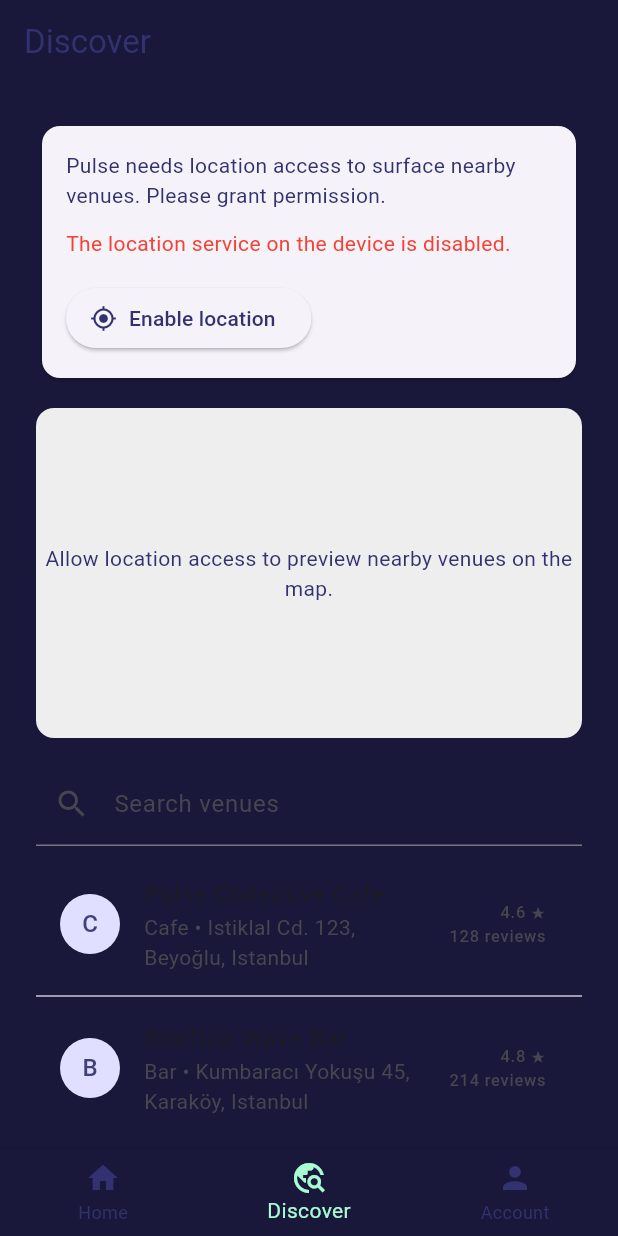
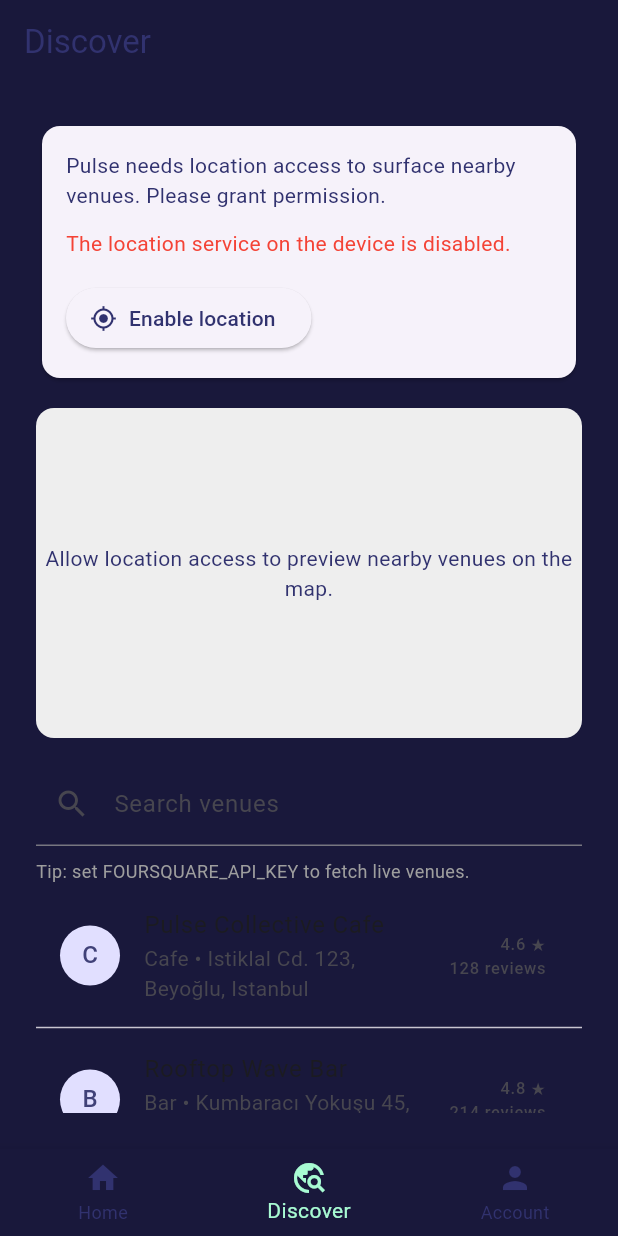
Before and after one commit to anielyavuz/heyWay, a Flutter app: the screen it shows once a user with an empty profile is signed in, item 2 of the bottom bar chosen, on a phone screen of 412 x 824 dp. Run offline on Flutter 3.47's test engine with Material 3 defaults, Android fonts, the phone set to English and light mode, and no system bars; our stand-ins replace cloud_firestore, firebase_auth, firebase_core, geolocator, shared_preferences; missing offline and left inert: maplibre_gl; accounts and stored records are empty.

Commit message:
Add Foursquare search fallback

```diff
--- /dev/null
+++ b/lib/config/api_keys.dart
@@ -0,0 +1 @@
+const String foursquareApiKey = String.fromEnvironment('FOURSQUARE_API_KEY');
--- a/lib/ideas/steps.txt
+++ b/lib/ideas/steps.txt
@@ -14,7 +14,7 @@
 - [x] Implement venue search + nearby list using sample data; integrate Firestore geohash queries later. (Test: Seed mock venues, search for a keyword, and verify results refresh while navigation tabs and location service keep functioning.)
 - [x] Wire up MapLibre GL with OpenStreetMap tiles for the discovery map and test marker rendering. (Test: Render the Discover map after location permission is granted and ensure MapLibre tiles plus markers appear with no dropped frames.)
 - [x] Validate tile usage limits and configure style/theme files for MapLibre to match Pulse branding. (Test: Inspect MapLibre network calls during a 10-minute session to confirm tile limits aren't exceeded and styles match light/dark theme toggles.)
-- [ ] Integrate Foursquare Places API (free tier) for venue metadata during prototyping. (Test: Call the API via staging key, cache the response, and compare venue details with Firestore docs to ensure consistency and rate-limit compliance.)
+- [x] Integrate Foursquare Places API (free tier) for venue metadata during prototyping. (Test: Call the API via staging key, cache the response, and compare venue details with Firestore docs to ensure consistency and rate-limit compliance.)
 - [ ] Stub abstraction layer so alternate POI providers can be swapped without core refactor. (Test: Swap the provider implementation in tests to a mock HERE client and verify the UI still lists venues without code changes elsewhere.)
 - [ ] Create Pulse composer (select venue, mood, caption, optional photo upload to Storage). (Test: Submit a Pulse with photo on both Wi-Fi and offline to ensure drafts handle failures and the mirrored user collection writes correctly.)
 - [ ] Add lightweight privacy controls to the composer (public / friends / private) with client validation. (Test: Create Pulses under each visibility level and confirm the feed respects the filter while Firestore rules block unauthorized readers.)
--- a/lib/screens/discover_screen.dart
+++ b/lib/screens/discover_screen.dart
@@ -2,6 +2,7 @@ import 'package:characters/characters.dart';
 import 'package:flutter/material.dart';
 import 'package:maplibre_gl/mapbox_gl.dart';
 import 'package:provider/provider.dart';
+
 import '../models/venue.dart';
 import '../providers/location_provider.dart';
 import '../providers/venue_search_provider.dart';
@@ -160,6 +161,7 @@ class _DiscoverScreenState extends State<DiscoverScreen> {
 
     WidgetsBinding.instance.addPostFrameCallback((_) {
       if (!mounted) return;
+      searchProvider.updateLocation(locationProvider.position);
       _refreshMap(searchProvider.results, locationProvider);
     });
 
@@ -191,7 +193,26 @@ class _DiscoverScreenState extends State<DiscoverScreen> {
                 hintText: 'Try cafe, rooftop, or vegan',
               ),
             ),
-            const SizedBox(height: 12),
+            const SizedBox(height: 8),
+            if (!searchProvider.isRemoteEnabled)
+              const Text(
+                'Tip: set FOURSQUARE_API_KEY to fetch live venues.',
+                style: TextStyle(fontSize: 12, color: Colors.grey),
+              ),
+            if (searchProvider.isLoading)
+              const Padding(
+                padding: EdgeInsets.only(top: 8),
+                child: LinearProgressIndicator(),
+              ),
+            if (searchProvider.errorMessage != null)
+              Padding(
+                padding: const EdgeInsets.only(top: 8),
+                child: Text(
+                  searchProvider.errorMessage!,
+                  style: const TextStyle(color: Colors.red),
+                ),
+              ),
+            const SizedBox(height: 8),
             Expanded(
               child: venues.isEmpty
                   ? const Center(
--- a/pubspec.yaml
+++ b/pubspec.yaml
@@ -41,6 +41,7 @@ dependencies:
   shared_preferences: ^2.3.3
   geolocator: ^10.1.0
   maplibre_gl: ^0.16.0
+  http: ^1.2.2
   provider: ^6.1.2
 
 dev_dependencies:
```
Also changed, not shown: lib/providers/venue_search_provider.dart (+75 -8 lines), lib/services/foursquare_service.dart (added, +94 -0 lines), lib/theme/app_colors.dart (line endings or trailing spaces), pubspec.lock, 1 other file.
